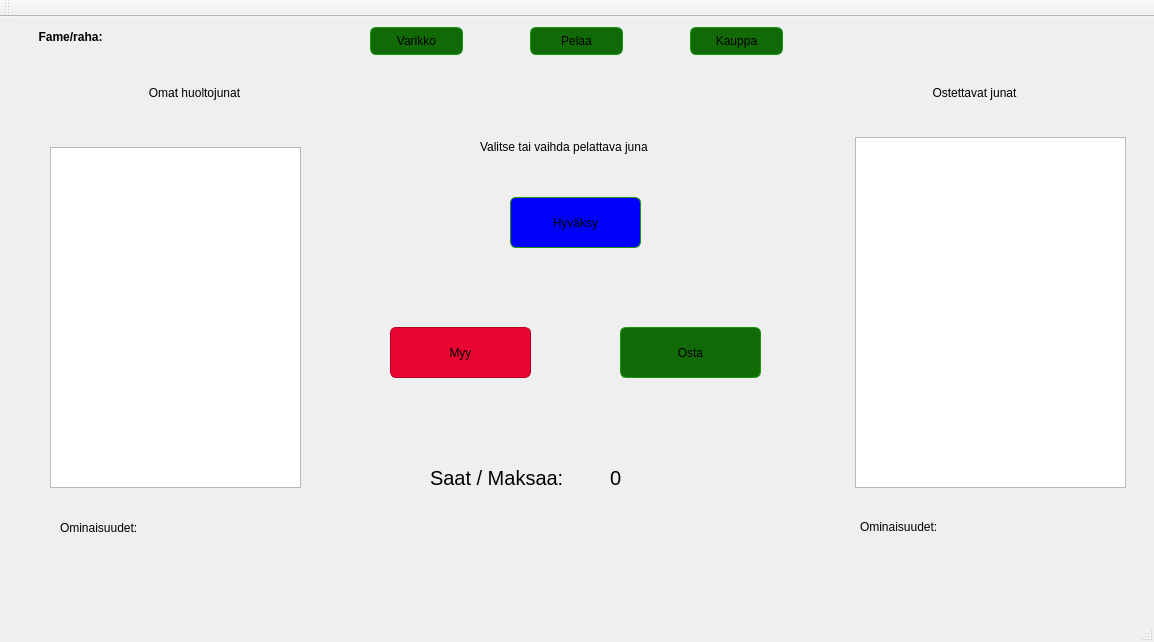
First picture: the form in TrainGame/TrainGame/mainwindow.ui, repository MilanFIN/TrainGame, before the edit.
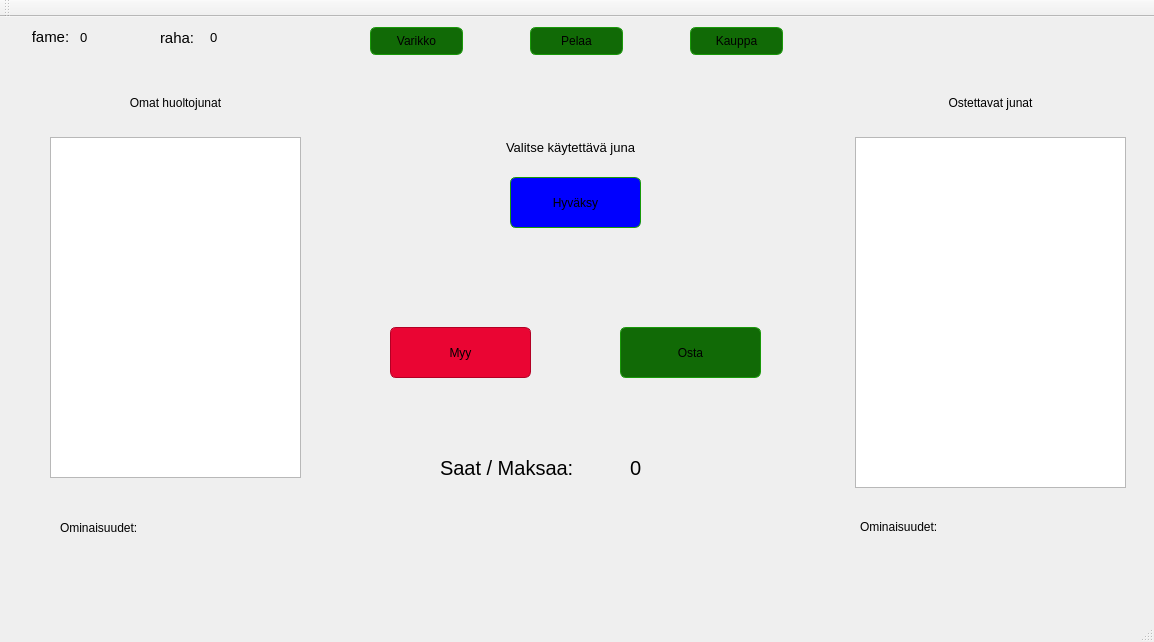
Second picture: the form after the edit. The open tabs and pages were chosen to show the change.

```diff
--- a/TrainGame/TrainGame/mainwindow.ui
+++ b/TrainGame/TrainGame/mainwindow.ui
@@ -292,9 +292,9 @@
      <widget class="QLabel" name="playerTrainsLabel">
       <property name="geometry">
        <rect>
-        <x>24</x>
-        <y>0</y>
-        <width>301</width>
+        <x>30</x>
+        <y>10</y>
+        <width>251</width>
         <height>31</height>
        </rect>
       </property>
@@ -311,9 +311,9 @@
      <widget class="QLabel" name="buyableTrainsLabel">
       <property name="geometry">
        <rect>
-        <x>794</x>
-        <y>0</y>
-        <width>321</width>
+        <x>840</x>
+        <y>10</y>
+        <width>261</width>
         <height>31</height>
        </rect>
       </property>
@@ -341,30 +341,43 @@
       <property name="geometry">
        <rect>
         <x>30</x>
-        <y>70</y>
+        <y>60</y>
         <width>251</width>
         <height>341</height>
        </rect>
       </property>
+      <property name="font">
+       <font>
+        <pointsize>15</pointsize>
+       </font>
+      </property>
      </widget>
      <widget class="QLabel" name="valitseJunaLabel">
       <property name="geometry">
        <rect>
         <x>460</x>
         <y>60</y>
-        <width>191</width>
+        <width>181</width>
         <height>20</height>
        </rect>
       </property>
+      <property name="font">
+       <font>
+        <pointsize>10</pointsize>
+       </font>
+      </property>
       <property name="text">
-       <string>Valitse tai vaihda pelattava juna</string>
+       <string>Valitse käytettävä juna</string>
+      </property>
+      <property name="alignment">
+       <set>Qt::AlignCenter</set>
       </property>
      </widget>
      <widget class="QLabel" name="costsLabelText">
       <property name="geometry">
        <rect>
-        <x>410</x>
-        <y>370</y>
+        <x>420</x>
+        <y>360</y>
         <width>181</width>
         <height>61</height>
        </rect>
@@ -383,7 +396,7 @@
       <property name="geometry">
        <rect>
         <x>490</x>
-        <y>120</y>
+        <y>100</y>
         <width>131</width>
         <height>51</height>
        </rect>
@@ -465,8 +478,8 @@
      <widget class="QLabel" name="costsLabel">
       <property name="geometry">
        <rect>
-        <x>590</x>
-        <y>380</y>
+        <x>610</x>
+        <y>370</y>
         <width>131</width>
         <height>41</height>
        </rect>
@@ -770,23 +783,78 @@
      <rect>
       <x>20</x>
       <y>10</y>
-      <width>101</width>
+      <width>61</width>
       <height>20</height>
      </rect>
     </property>
     <property name="font">
      <font>
-      <weight>75</weight>
-      <bold>true</bold>
+      <pointsize>11</pointsize>
+      <weight>50</weight>
+      <bold>false</bold>
      </font>
     </property>
     <property name="text">
-     <string>Fame/raha:</string>
+     <string>fame:</string>
     </property>
     <property name="alignment">
      <set>Qt::AlignCenter</set>
     </property>
    </widget>
+   <widget class="QLabel" name="fameLabel">
+    <property name="geometry">
+     <rect>
+      <x>80</x>
+      <y>10</y>
+      <width>81</width>
+      <height>21</height>
+     </rect>
+    </property>
+    <property name="font">
+     <font>
+      <pointsize>10</pointsize>
+     </font>
+    </property>
+    <property name="text">
+     <string>0</string>
+    </property>
+   </widget>
+   <widget class="QLabel" name="moneyTextLabel">
+    <property name="geometry">
+     <rect>
+      <x>160</x>
+      <y>10</y>
+      <width>41</width>
+      <height>21</height>
+     </rect>
+    </property>
+    <property name="font">
+     <font>
+      <pointsize>11</pointsize>
+     </font>
+    </property>
+    <property name="text">
+     <string>raha:</string>
+    </property>
+   </widget>
+   <widget class="QLabel" name="label_4">
+    <property name="geometry">
+     <rect>
+      <x>210</x>
+      <y>10</y>
+      <width>91</width>
+      <height>21</height>
+     </rect>
+    </property>
+    <property name="font">
+     <font>
+      <pointsize>10</pointsize>
+     </font>
+    </property>
+    <property name="text">
+     <string>0</string>
+    </property>
+   </widget>
   </widget>
   <widget class="QMenuBar" name="menuBar">
    <property name="geometry">
```
Left out of the diff: 53 changed lines with no effect on the pictures.
